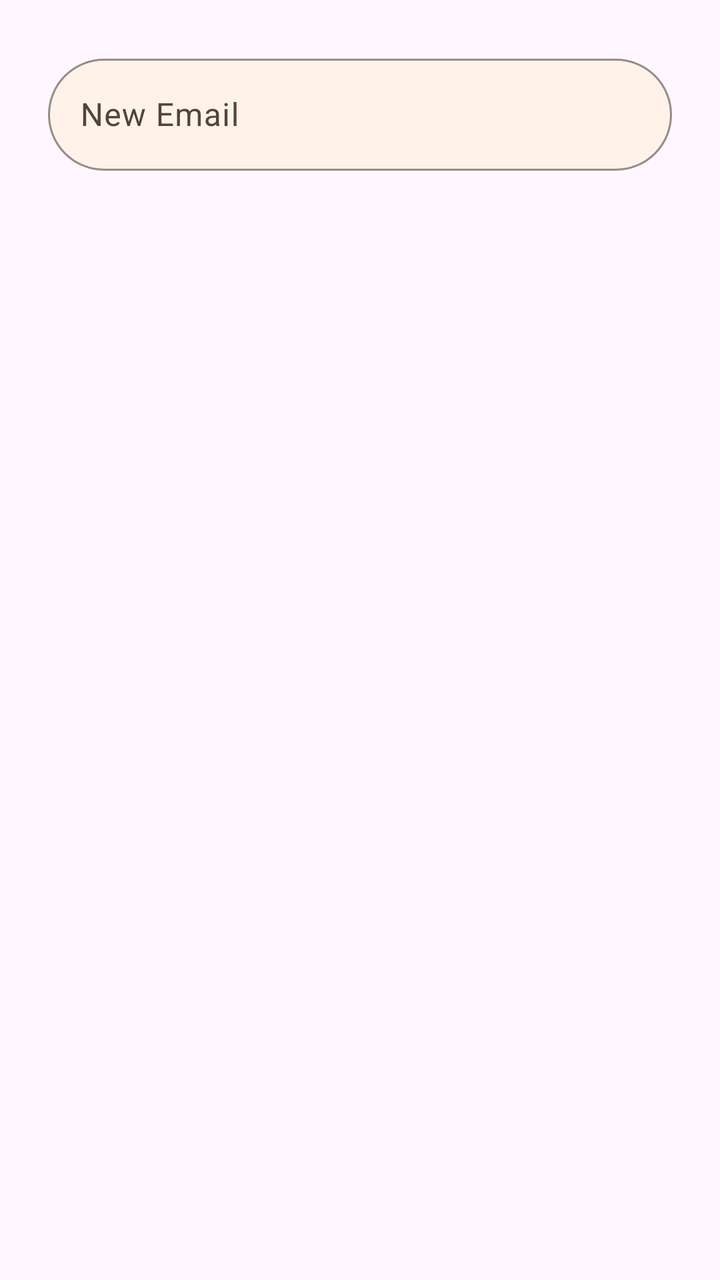
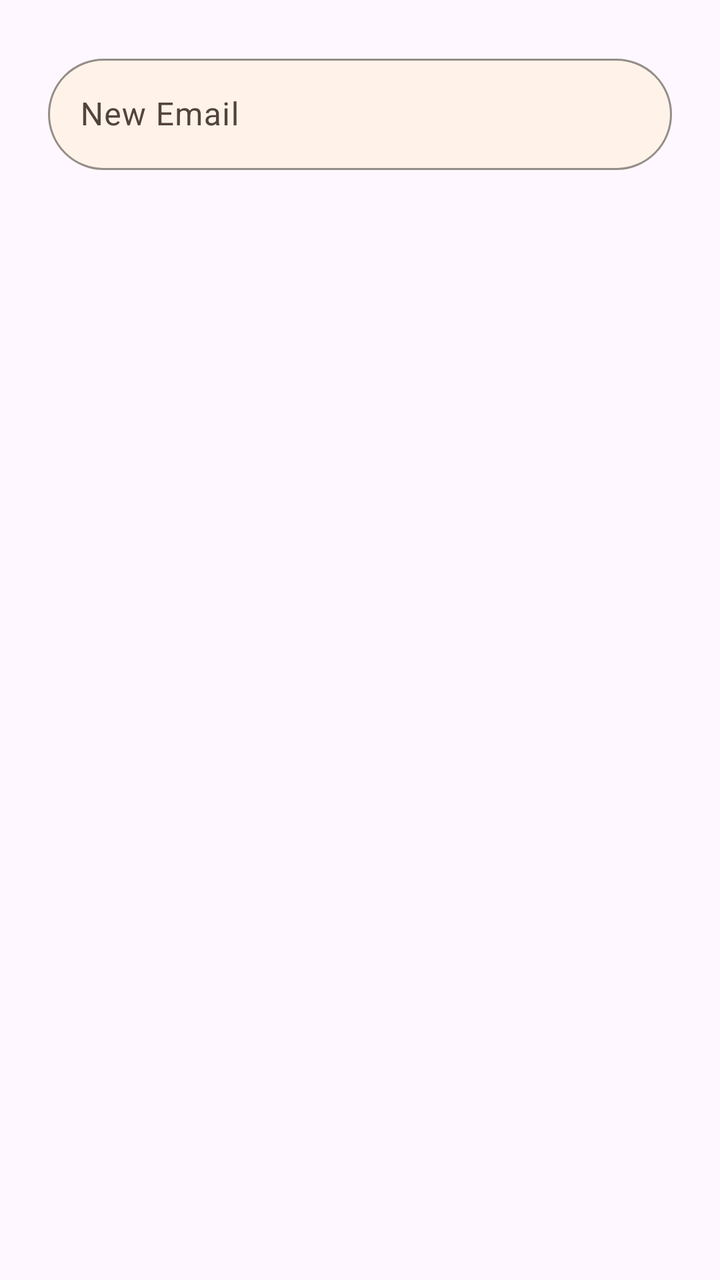

The first picture is an Android layout as it rendered before a commit; the second is the same layout after the commit. The layout source and the unified diff follow.
<!-- AndroidManifest.xml: application theme Theme.Common_Ground -->
<!-- res/layout/dialog_change_email.xml -->
<?xml version="1.0" encoding="utf-8"?>
<LinearLayout xmlns:android="http://schemas.android.com/apk/res/android"
    xmlns:app="http://schemas.android.com/apk/res-auto"
    android:layout_width="match_parent"
    android:layout_height="wrap_content"
    android:orientation="vertical"
    android:padding="@dimen/spacing_24">

    <com.google.android.material.textfield.TextInputLayout
        android:id="@+id/email_input_layout"
        style="@style/TextInputLayout.Rounded"
        android:layout_width="match_parent"
        android:layout_height="wrap_content"
        app:endIconMode="clear_text">

        <com.google.android.material.textfield.TextInputEditText
            android:id="@+id/email_input"
            android:layout_width="match_parent"
            android:layout_height="@dimen/input_height"
            android:hint="@string/new_email"
            android:inputType="textEmailAddress" />

    </com.google.android.material.textfield.TextInputLayout>

</LinearLayout>
<!-- resources referenced by this layout -->
<resources>
  <dimen name="input_height">56dp</dimen>
  <dimen name="spacing_24">24dp</dimen>
  <string name="new_email">New Email</string>
  <style name="TextInputLayout.Rounded" parent="Widget.Material3.TextInputLayout.OutlinedBox">
          <item name="boxCornerRadiusBottomStart">@dimen/corner_radius_full</item>
          <item name="boxCornerRadiusBottomEnd">@dimen/corner_radius_full</item>
          <item name="boxCornerRadiusTopStart">@dimen/corner_radius_full</item>
          <item name="boxCornerRadiusTopEnd">@dimen/corner_radius_full</item>
          <item name="boxBackgroundColor">@color/md_surface_container_high</item>
          <item name="hintTextColor">@color/md_on_surface_variant</item>
          <item name="boxStrokeColor">@android:color/transparent</item>
      </style>
  <style name="Theme.Common_Ground" parent="Theme.Material3.Light.NoActionBar">
          <item name="colorPrimary">@color/md_primary</item>
          <item name="colorOnPrimary">@color/md_on_primary</item>
          <item name="colorPrimaryContainer">@color/md_primary_container</item>
          <item name="colorOnPrimaryContainer">@color/md_on_primary_container</item>
  
          <item name="colorSecondary">@color/md_secondary</item>
          <item name="colorOnSecondary">@color/md_on_secondary</item>
          <item name="colorSecondaryContainer">@color/md_secondary_container</item>
          <item name="colorOnSecondaryContainer">@color/md_on_secondary_container</item>
  
          <item name="colorTertiary">@color/md_tertiary</item>
          <item name="colorOnTertiary">@color/md_on_tertiary</item>
          <item name="colorTertiaryContainer">@color/md_tertiary_container</item>
          <item name="colorOnTertiaryContainer">@color/md_on_tertiary_container</item>
  
          <item name="colorSurface">@color/md_surface</item>
          <item name="colorOnSurface">@color/md_on_surface</item>
          <item name="colorSurfaceVariant">@color/md_surface_variant</item>
          <item name="colorOnSurfaceVariant">@color/md_on_surface_variant</item>
  
          <item name="android:statusBarColor">@color/md_surface_container</item>
          <item name="android:navigationBarColor">@color/md_surface_container</item>
          <item name="android:windowLightStatusBar">true</item>
      </style>
  <dimen name="corner_radius_full">50dp</dimen>
  <color name="md_surface_container_high">#FFF3E9</color>
  <color name="md_on_surface_variant">#52443C</color>
  <color name="md_primary">#F97316</color>
  <color name="md_on_primary">#FFFFFF</color>
  <color name="md_primary_container">#FFEDD5</color>
  <color name="md_on_primary_container">#7C2D12</color>
  <color name="md_secondary">#EF4444</color>
  <color name="md_on_secondary">#FFFFFF</color>
  <color name="md_secondary_container">#FEE2E2</color>
  <color name="md_on_secondary_container">#7F1D1D</color>
  <color name="md_tertiary">#FBBF24</color>
  <color name="md_on_tertiary">#422006</color>
  <color name="md_tertiary_container">#FEF3C7</color>
  <color name="md_on_tertiary_container">#78350F</color>
  <color name="md_surface">#FFFBF5</color>
  <color name="md_on_surface">#1C1B1F</color>
  <color name="md_surface_variant">#FFF7ED</color>
  <color name="md_surface_container">#FFF7ED</color>
</resources>

<!-- the commit's change to res/layout/dialog_change_email.xml (unified diff, before → after) -->
@@ -16,9 +16,11 @@
         <com.google.android.material.textfield.TextInputEditText
             android:id="@+id/email_input"
             android:layout_width="match_parent"
-            android:layout_height="@dimen/input_height"
+            android:layout_height="wrap_content"
             android:hint="@string/new_email"
-            android:inputType="textEmailAddress" />
+            android:inputType="textEmailAddress"
+            android:maxLines="1"
+            android:imeOptions="actionDone"/>
 
     </com.google.android.material.textfield.TextInputLayout>
 
<!-- resource entries referenced after the edit -->
@@ -1,6 +1,5 @@
 <!-- resources referenced by this layout -->
 <resources>
-  <dimen name="input_height">56dp</dimen>
   <dimen name="spacing_24">24dp</dimen>
   <string name="new_email">New Email</string>
   <style name="TextInputLayout.Rounded" parent="Widget.Material3.TextInputLayout.OutlinedBox">
